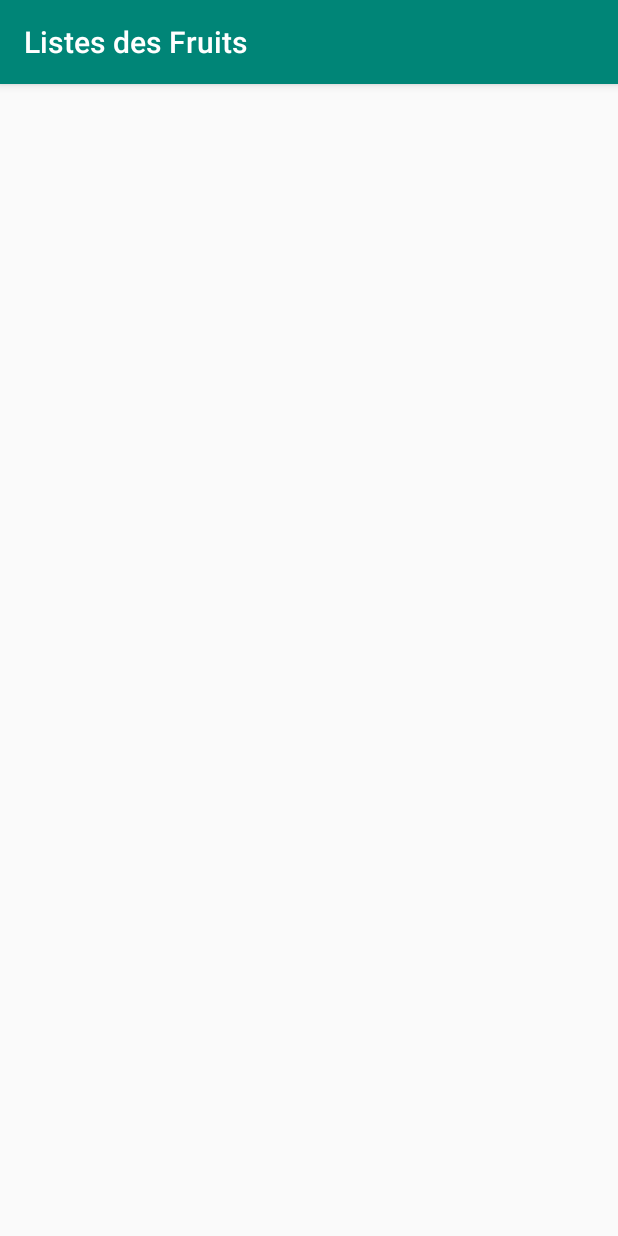
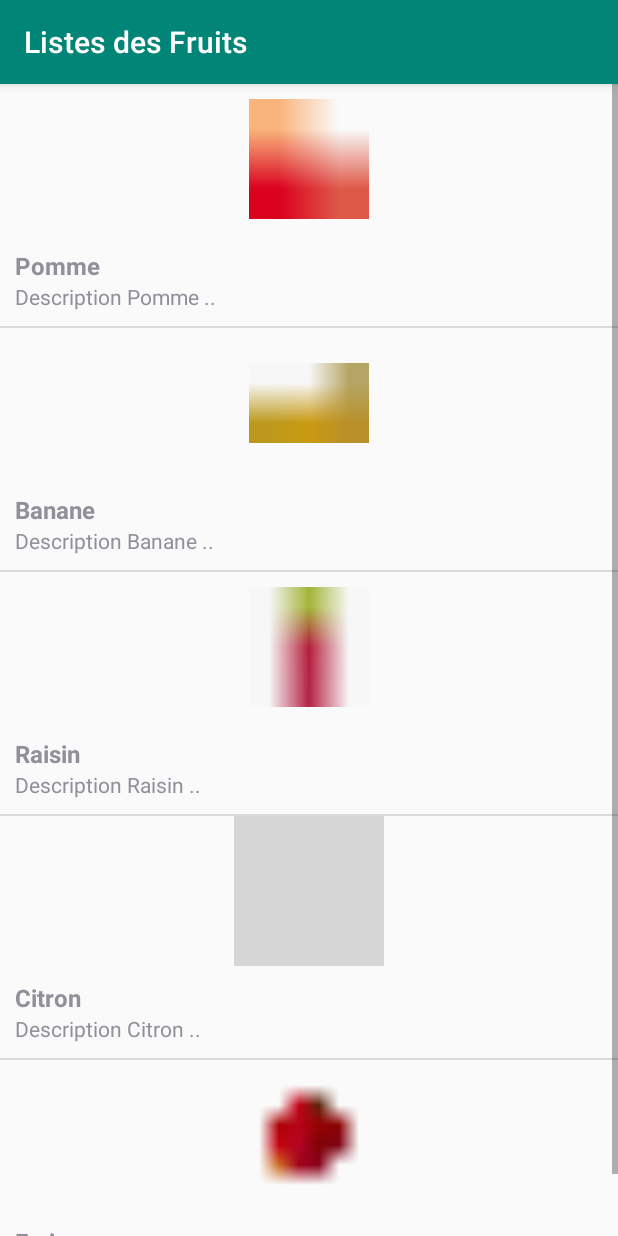
Before and after one commit to TajouriMohamed/FavoriteFruits, an Android app: the first screen one second after launch (MainActivity), on a phone screen of 412 x 824 dp. Run offline under Robolectric (Android 15) with nearby library versions, the phone set to English and light mode, and no system bars; grey boxes are pictures that could not be loaded.

Commit message:
modifier MainActivity Ajout activity_list_item.xml

```diff
--- a/app/src/main/java/com/med/favoritefruits/MainActivity.java
+++ b/app/src/main/java/com/med/favoritefruits/MainActivity.java
@@ -7,6 +7,7 @@ import android.os.Bundle;
 import android.view.View;
 import android.widget.AdapterView;
 import android.widget.ListView;
+import android.widget.SimpleAdapter;
 import android.widget.Toast;
 
 import java.util.ArrayList;
@@ -29,23 +30,44 @@ public class MainActivity extends AppCompatActivity {
         ArrayList<HashMap<String,String>> listItems = new ArrayList<>();
         HashMap<String,String> item;
         //Titres des fruits
-        String[] title = new String[]{
+        String[] titles = new String[]{
                 getResources().getString(R.string.apple),
                 getResources().getString(R.string.banane),
                 getResources().getString(R.string.grape),
                 getResources().getString(R.string.lemon),
                 getResources().getString(R.string.strawberry)};
         //Description des fruits
-        String[] description = new String[]{
+        String[] descriptions = new String[]{
                 getResources().getString(R.string.apple_description),
                 getResources().getString(R.string.banane_description),
                 getResources().getString(R.string.grape_description),
                 getResources().getString(R.string.lemon_description),
                 getResources().getString(R.string.strawberry_description)};
         // icone (images) des fruits
-        //creation des itemsde la liste
+        String[] icons = new String[]{
+                String.valueOf(R.mipmap.pomme),
+                String.valueOf(R.mipmap.banane),
+                String.valueOf(R.mipmap.raisin),
+                String.valueOf(R.mipmap.citron),
+                String.valueOf(R.mipmap.fraise),
+        };
+        //creation des items de la liste
+        for (int i=0; i<=4; i++)
+        {
+            item = new HashMap<>();
+            item.put("title", titles[i]);
+            item.put("description", descriptions[i]);
+            item.put("icon", icons[i]);
+            listItems.add(item);
+        }
         //creation de l'Adapter
+        SimpleAdapter adapter = new SimpleAdapter(this.getBaseContext(),
+                listItems,
+                R.layout.activity_list_item,
+                new String[]{"title", "description", "icon"},
+                new int[]{R.id.title, R.id.description, R.id.icon});
         //Association de l'adapter à la liste
+        customList.setAdapter(adapter);
         //Interraction avec les items de la liste
         customList.setOnItemClickListener(new AdapterView.OnItemClickListener() {
             @SuppressWarnings("unchecked")
--- /dev/null
+++ b/app/src/main/res/layout/activity_list_item.xml
@@ -0,0 +1,37 @@
+<?xml version="1.0" encoding="utf-8"?>
+<LinearLayout
+    xmlns:android="http://schemas.android.com/apk/res/android"
+    android:orientation="vertical"
+    android:layout_width="match_parent"
+    android:layout_height="match_parent"
+    android:layout_gravity="center_horizontal">
+
+    <ImageView
+        android:id="@+id/icon"
+        android:layout_width="100dp"
+        android:layout_height="100dp"
+        android:layout_gravity="center"
+        android:padding="10dp" />
+
+    <LinearLayout
+        android:layout_width="wrap_content"
+        android:layout_height="wrap_content"
+        android:layout_gravity="center_vertical"
+        android:layout_weight="1"
+        android:orientation="vertical"
+        android:padding="10dp">
+
+        <TextView
+            android:id="@+id/title"
+            android:layout_width="match_parent"
+            android:layout_height="wrap_content"
+            android:textSize="16sp"
+            android:textStyle="bold" />
+
+        <TextView
+            android:id="@+id/description"
+            android:layout_width="match_parent"
+            android:layout_height="wrap_content" />
+    </LinearLayout>
+
+</LinearLayout>
--- a/app/src/main/res/layout/activity_main.xml
+++ b/app/src/main/res/layout/activity_main.xml
@@ -1,6 +1,5 @@
 <?xml version="1.0" encoding="utf-8"?>
 <androidx.constraintlayout.widget.ConstraintLayout xmlns:android="http://schemas.android.com/apk/res/android"
-    xmlns:app="http://schemas.android.com/apk/res-auto"
     xmlns:tools="http://schemas.android.com/tools"
     android:layout_width="match_parent"
     android:layout_height="match_parent"
@@ -9,6 +8,7 @@
     <ListView
         android:id="@+id/custom_list"
         android:layout_width="match_parent"
-        android:layout_height="match_parent" />
+        android:layout_height="match_parent"
+        tools:listitem="@layout/activity_list_item"/>
 
 </androidx.constraintlayout.widget.ConstraintLayout>
```
